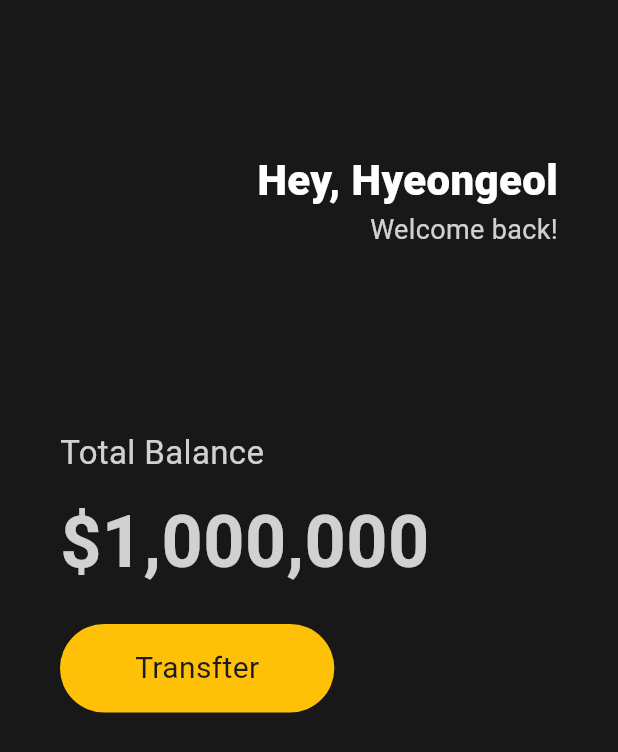
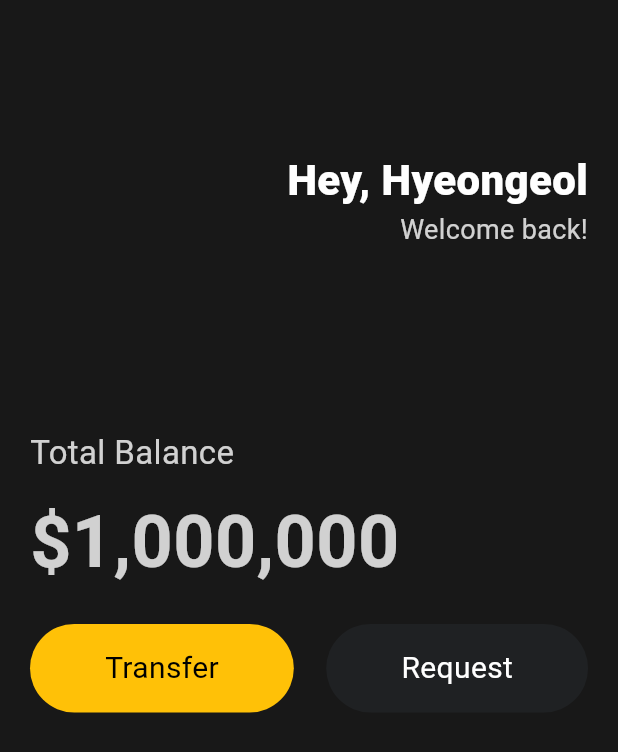
Before and after one commit to hyeongirlife/Flut, a Flutter app: the screen it shows after launch, on a phone screen of 412 x 824 dp. Shown: the top 752 px of the screen. Run offline on Flutter 3.47's test engine with Material 3 defaults, Android fonts, the phone set to English and light mode, and no system bars.

Commit message:
feat: button 재활용

```diff
--- a/lib/main.dart
+++ b/lib/main.dart
@@ -1,3 +1,4 @@
+import 'package:flut/widgets/button.dart';
 import 'package:flutter/material.dart';
 
 class Player {
@@ -25,7 +26,7 @@ class App extends StatelessWidget {
           // appBar: AppBar(elevation: 99, centerTitle: true, title: Text()),
           backgroundColor: const Color(0XFF181818),
           body: Padding(
-              padding: const EdgeInsets.symmetric(horizontal: 40),
+              padding: const EdgeInsets.symmetric(horizontal: 20),
               child: Column(
                   crossAxisAlignment: CrossAxisAlignment.start,
                   children: [
@@ -66,20 +67,20 @@ class App extends StatelessWidget {
                           color: Colors.white.withOpacity(0.8),
                         )),
                     const SizedBox(height: 20),
-                    Row(children: [
-                      Container(
-                        decoration: BoxDecoration(
-                            color: Colors.amber,
-                            borderRadius: BorderRadius.circular(45)),
-                        child: Padding(
-                            padding: EdgeInsets.symmetric(
-                                vertical: 15, horizontal: 50),
-                            child: const Text(
-                              "Transfter",
-                              style: TextStyle(fontSize: 20),
-                            )),
-                      )
-                    ]),
+                    const Row(
+                        mainAxisAlignment: MainAxisAlignment.spaceBetween,
+                        children: [
+                          Button(
+                            text: "Transfer",
+                            bgColor: Colors.amber,
+                            textColor: Colors.black,
+                          ),
+                          Button(
+                            text: "Request",
+                            bgColor: Color(0xFF1F2123),
+                            textColor: Colors.white,
+                          )
+                        ]),
                   ]))),
     );
   }
--- /dev/null
+++ b/lib/widgets/button.dart
@@ -0,0 +1,27 @@
+import 'package:flutter/material.dart';
+
+class Button extends StatelessWidget {
+  final String text;
+  final Color bgColor;
+  final Color textColor;
+
+  const Button(
+      {super.key,
+      required this.text,
+      required this.bgColor,
+      required this.textColor});
+
+  @override
+  Widget build(BuildContext context) {
+    return Container(
+      decoration: BoxDecoration(
+          color: bgColor, borderRadius: BorderRadius.circular(45)),
+      child: Padding(
+          padding: const EdgeInsets.symmetric(vertical: 15, horizontal: 50),
+          child: Text(
+            text,
+            style: TextStyle(color: textColor, fontSize: 20),
+          )),
+    );
+  }
+}
```
